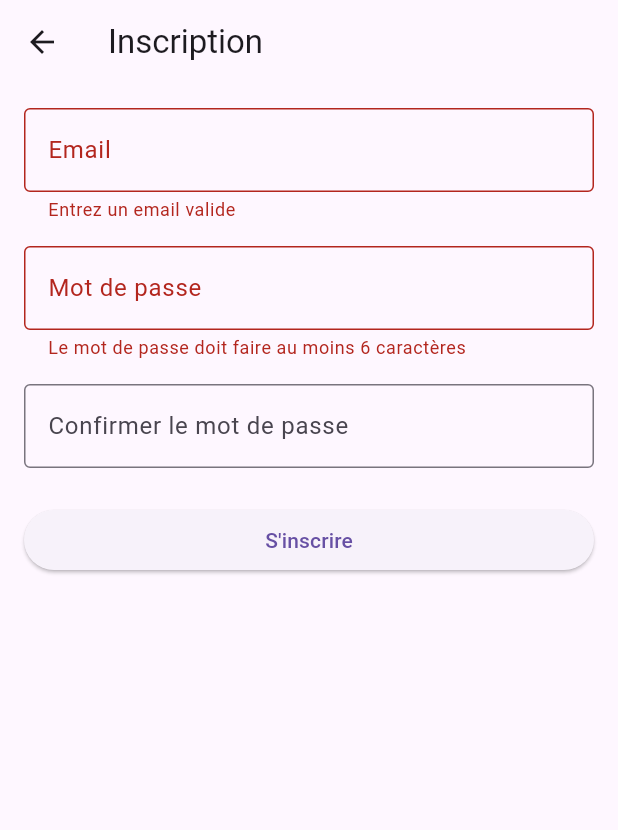
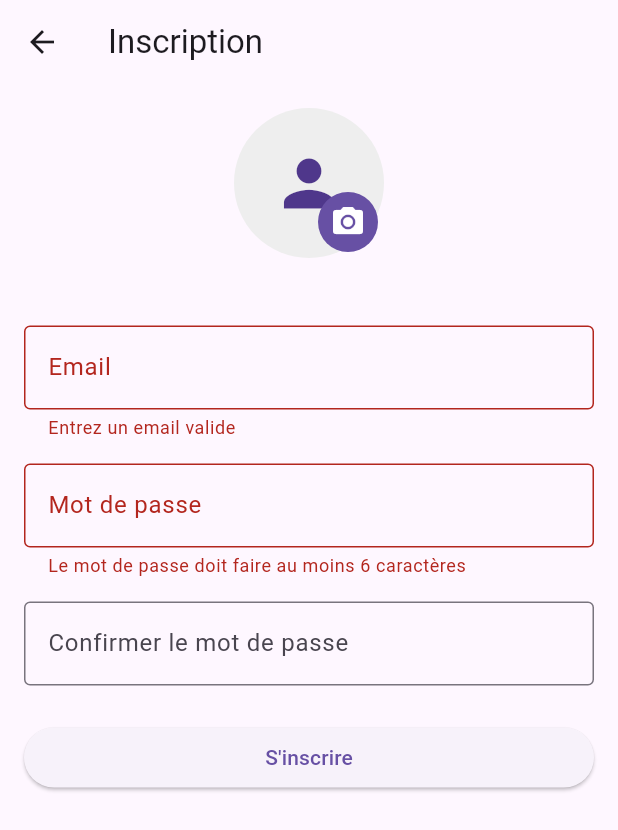
Before and after one commit to S-elj/tp_flutter_firebase, a Flutter app: the SignUpScreen screen opened directly, after a tap on "S'inscrire", on a phone screen of 412 x 824 dp. Shown: the top 830 px of the screen. Run offline on Flutter 3.47's test engine with Material 3 defaults, Android fonts, the phone set to English and light mode, and no system bars; our stand-ins replace cloud_firestore, firebase_auth, firebase_core, firebase_storage; missing offline and left inert: hl_image_picker; accounts and stored records are empty.

```diff
--- a/lib/presentation/screens/sign_in.dart
+++ b/lib/presentation/screens/sign_in.dart
@@ -1,7 +1,8 @@
 import 'package:flutter/material.dart';
 import 'package:provider/provider.dart';
-import 'package:tp_flutter_firebase/presentation/widget/auth_widgets.dart';
+import 'package:tp_flutter_firebase/presentation/widget/auth/sign_up_widgets.dart';
 import '../../data/providers/auth_provider.dart';
+import '../widget/auth/sign_in_widgets.dart';
 import 'home.dart';
 
 class SignInScreen extends StatefulWidget {
--- a/lib/presentation/widget/auth_widgets.dart
+++ b/lib/presentation/widget/auth/sign_in_widgets.dart
@@ -1,9 +1,11 @@
+
+import 'package:flutter/cupertino.dart';
 import 'package:flutter/material.dart';
 import 'package:provider/provider.dart';
-import 'package:tp_flutter_firebase/data/providers/auth_provider.dart';
-import 'package:tp_flutter_firebase/presentation/screens/home.dart';
+import '../../../data/providers/auth_provider.dart';
+import '../../screens/home.dart';
+import '../../screens/sign_in.dart';
 
-import '../screens/sign_in.dart';
 class SignInCard extends StatelessWidget {
   const SignInCard({super.key});
 
@@ -72,126 +74,7 @@ class SignInCard extends StatelessWidget {
     );
   }
 }
-class SignUpForm extends StatefulWidget {
-  const SignUpForm({super.key});
 
-  @override
-  State<SignUpForm> createState() => _SignUpFormState();
-}
-
-class _SignUpFormState extends State<SignUpForm> {
-  final _formKey = GlobalKey<FormState>();
-  final _emailController = TextEditingController();
-  final _passwordController = TextEditingController();
-  final _confirmPasswordController = TextEditingController();
-  bool _isLoading = false;
-
-  @override
-  void dispose() {
-    _emailController.dispose();
-    _passwordController.dispose();
-    _confirmPasswordController.dispose();
-    super.dispose();
-  }
-
-  Future<void> _signUp() async {
-    if (!_formKey.currentState!.validate()) return;
-
-    setState(() => _isLoading = true);
-
-    try {
-      await Provider.of<AuthProvider>(context, listen: false)
-          .signUpWithEmail(_emailController.text, _passwordController.text);
-
-      if (mounted) {
-        ScaffoldMessenger.of(context).showSnackBar(
-          const SnackBar(content: Text('Compte créé avec succès!')),
-        );
-        Navigator.of(context).pushReplacement(
-          MaterialPageRoute(builder: (_) => const HomeScreen()),
-        );
-      }
-    } catch (e) {
-      if (mounted) {
-        ScaffoldMessenger.of(context).showSnackBar(
-          SnackBar(content: Text('Erreur: ${e.toString()}')),
-        );
-      }
-    } finally {
-      if (mounted) setState(() => _isLoading = false);
-    }
-  }
-
-  @override
-  Widget build(BuildContext context) {
-    return Form(
-      key: _formKey,
-      child: Padding(
-        padding: const EdgeInsets.all(16.0),
-        child: Column(
-          crossAxisAlignment: CrossAxisAlignment.stretch,
-          children: [
-            TextFormField(
-              controller: _emailController,
-              decoration: const InputDecoration(
-                labelText: 'Email',
-                border: OutlineInputBorder(),
-              ),
-              keyboardType: TextInputType.emailAddress,
-              validator: (value) {
-                if (value == null || !value.contains('@')) {
-                  return 'Entrez un email valide';
-                }
-                return null;
-              },
-            ),
-            const SizedBox(height: 16),
-            TextFormField(
-              controller: _passwordController,
-              decoration: const InputDecoration(
-                labelText: 'Mot de passe',
-                border: OutlineInputBorder(),
-              ),
-              obscureText: true,
-              validator: (value) {
-                if (value == null || value.length < 6) {
-                  return 'Le mot de passe doit faire au moins 6 caractères';
-                }
-                return null;
-              },
-            ),
-            const SizedBox(height: 16),
-            TextFormField(
-              controller: _confirmPasswordController,
-              decoration: const InputDecoration(
-                labelText: 'Confirmer le mot de passe',
-                border: OutlineInputBorder(),
-              ),
-              obscureText: true,
-              validator: (value) {
-                if (value != _passwordController.text) {
-                  return 'Les mots de passe ne correspondent pas';
-                }
-                return null;
-              },
-            ),
-            const SizedBox(height: 24),
-            ElevatedButton(
-              onPressed: _isLoading ? null : _signUp,
-              child: _isLoading
-                  ? const SizedBox(
-                height: 20,
-                width: 20,
-                child: CircularProgressIndicator(strokeWidth: 2),
-              )
-                  : const Text('S\'inscrire'),
-            ),
-          ],
-        ),
-      ),
-    );
-  }
-}
 class EmailSignInForm extends StatefulWidget {
   const EmailSignInForm({super.key});
 
--- /dev/null
+++ b/lib/presentation/widget/auth/sign_up_widgets.dart
@@ -0,0 +1,191 @@
+import 'dart:io';
+
+import 'package:flutter/material.dart';
+import 'package:hl_image_picker/hl_image_picker.dart';
+import 'package:provider/provider.dart';
+import 'package:tp_flutter_firebase/data/providers/auth_provider.dart';
+import 'package:tp_flutter_firebase/presentation/screens/home.dart';
+
+class SignUpForm extends StatefulWidget {
+  const SignUpForm({super.key});
+
+  @override
+  State<SignUpForm> createState() => _SignUpFormState();
+}
+
+class _SignUpFormState extends State<SignUpForm> {
+  final _formKey = GlobalKey<FormState>();
+  final _emailController = TextEditingController();
+  final _passwordController = TextEditingController();
+  final _confirmPasswordController = TextEditingController();
+  bool _isLoading = false;
+  final _picker = HLImagePicker();
+  HLPickerItem? _avatarPickerItem;
+
+  @override
+  void dispose() {
+    _emailController.dispose();
+    _passwordController.dispose();
+    _confirmPasswordController.dispose();
+    super.dispose();
+  }
+
+  Future<void> _signUp() async {
+    if (!_formKey.currentState!.validate()) return;
+
+    setState(() => _isLoading = true);
+
+    try {
+      final authProvider = Provider.of<AuthProvider>(context, listen: false);
+      await authProvider.signUpWithEmail(
+          _emailController.text, _passwordController.text);
+
+      // Upload de l'avatar si sélectionné
+      if (_avatarPickerItem != null) {
+        await authProvider.updateAvatar(File(_avatarPickerItem!.path));
+      }
+
+      if (mounted) {
+        ScaffoldMessenger.of(context).showSnackBar(
+          const SnackBar(content: Text('Compte créé avec succès!')),
+        );
+        Navigator.of(context).pushReplacement(
+          MaterialPageRoute(builder: (_) => const HomeScreen()),
+        );
+      }
+    } catch (e) {
+      if (mounted) {
+        ScaffoldMessenger.of(context).showSnackBar(
+          SnackBar(content: Text('Erreur: ${e.toString()}')),
+        );
+      }
+    } finally {
+      if (mounted) setState(() => _isLoading = false);
+    }
+  }
+
+  Future<void> _pickImage() async {
+    try {
+      final images = await _picker.openPicker(
+        pickerOptions: HLPickerOptions(
+          maxSelectedAssets: 1,
+          mediaType: MediaType.image,
+          enablePreview: true,
+        ),
+      );
+
+      if (images.isNotEmpty) {
+        setState(() {
+          _avatarPickerItem = images.first;
+        });
+      }
+    } catch (e) {
+      if (mounted) {
+        ScaffoldMessenger.of(context).showSnackBar(
+          SnackBar(
+              content: Text('Erreur lors de la sélection de l\'image: $e')),
+        );
+      }
+    }
+  }
+
+  @override
+  Widget build(BuildContext context) {
+    return Form(
+      key: _formKey,
+      child: Padding(
+        padding: const EdgeInsets.all(16.0),
+        child: Column(
+          crossAxisAlignment: CrossAxisAlignment.stretch,
+          children: [
+            // Avatar picker
+            Center(
+              child: Stack(
+                children: [
+                  CircleAvatar(
+                    radius: 50,
+                    backgroundColor: Colors.grey[200],
+                    backgroundImage: _avatarPickerItem != null
+                        ? FileImage(File(_avatarPickerItem!.path))
+                        : null,
+                    child: _avatarPickerItem == null
+                        ? const Icon(Icons.person, size: 50)
+                        : null,
+                  ),
+                  Positioned(
+                    right: 0,
+                    bottom: 0,
+                    child: IconButton(
+                      onPressed: _pickImage,
+                      icon: const Icon(Icons.camera_alt),
+                      style: IconButton.styleFrom(
+                        backgroundColor: Theme.of(context).primaryColor,
+                        foregroundColor: Colors.white,
+                      ),
+                    ),
+                  ),
+                ],
+              ),
+            ),
+            const SizedBox(height: 45),
+            TextFormField(
+              controller: _emailController,
+              decoration: const InputDecoration(
+                labelText: 'Email',
+                border: OutlineInputBorder(),
+              ),
+              keyboardType: TextInputType.emailAddress,
+              validator: (value) {
+                if (value == null || !value.contains('@')) {
+                  return 'Entrez un email valide';
+                }
+                return null;
+              },
+            ),
+            const SizedBox(height: 16),
+            TextFormField(
+              controller: _passwordController,
+              decoration: const InputDecoration(
+                labelText: 'Mot de passe',
+                border: OutlineInputBorder(),
+              ),
+              obscureText: true,
+              validator: (value) {
+                if (value == null || value.length < 6) {
+                  return 'Le mot de passe doit faire au moins 6 caractères';
+                }
+                return null;
+              },
+            ),
+            const SizedBox(height: 16),
+            TextFormField(
+              controller: _confirmPasswordController,
+              decoration: const InputDecoration(
+                labelText: 'Confirmer le mot de passe',
+                border: OutlineInputBorder(),
+              ),
+              obscureText: true,
+              validator: (value) {
+                if (value != _passwordController.text) {
+                  return 'Les mots de passe ne correspondent pas';
+                }
+                return null;
+              },
+            ),
+            const SizedBox(height: 24),
+            ElevatedButton(
+              onPressed: _isLoading ? null : _signUp,
+              child: _isLoading
+                  ? const SizedBox(
+                      height: 20,
+                      width: 20,
+                      child: CircularProgressIndicator(strokeWidth: 2),
+                    )
+                  : const Text('S\'inscrire'),
+            ),
+          ],
+        ),
+      ),
+    );
+  }
+}
--- a/pubspec.yaml
+++ b/pubspec.yaml
@@ -32,14 +32,19 @@ dependencies:
     sdk: flutter
   firebase_core: ^3.9.0
   firebase_auth: ^5.3.4
+  firebase_storage: ^12.3.7
   cloud_firestore: ^5.6.0
   provider: ^6.1.1
+  #file_picker: ^8.1.7
+  path: ^1.9.0
+
   #google_sign_in: ^6.2.2
 
   # The following adds the Cupertino Icons font to your application.
   # Use with the CupertinoIcons class for iOS style icons.
   cupertino_icons: ^1.0.8
   flutter_hooks: ^0.20.5
+  hl_image_picker: ^1.2.16
 
 dev_dependencies:
   flutter_test:
```
Also changed, not shown: lib/data/models/auth_model.dart (+16 -1 lines), lib/data/providers/auth_provider.dart (+32 -11 lines), lib/data/repositories/auth_repository.dart (+36 -3 lines), lib/presentation/pages/home_page.dart (deleted), lib/presentation/screens/quizz_answer.dart (deleted), pubspec.lock, 1 other file.
